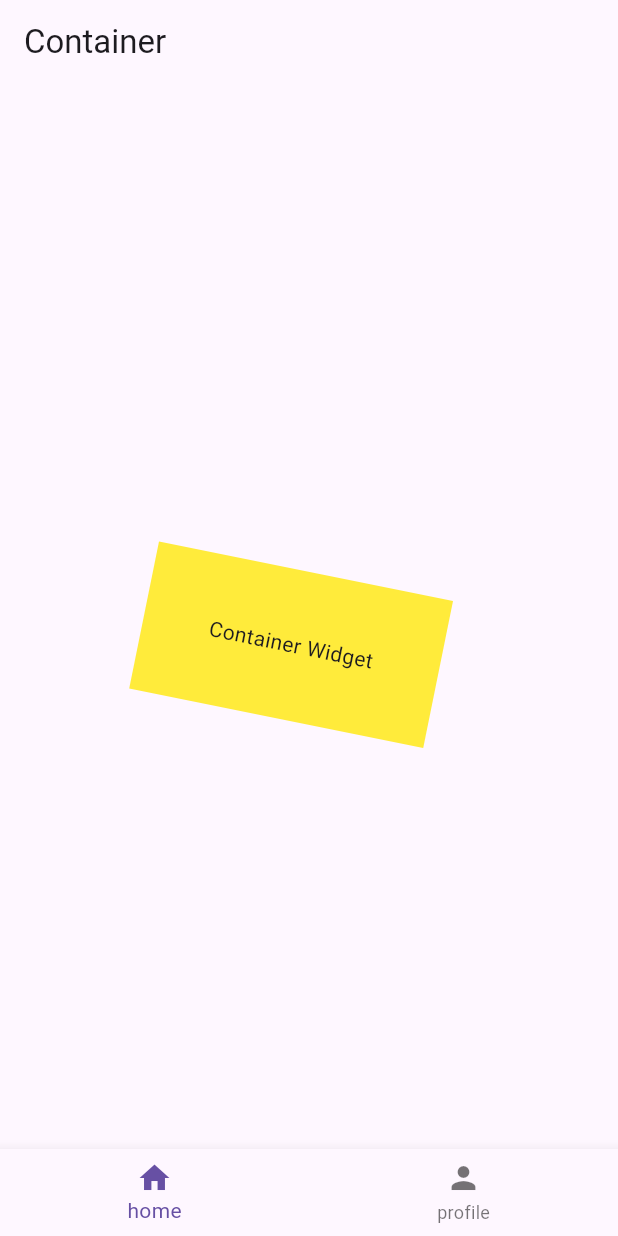
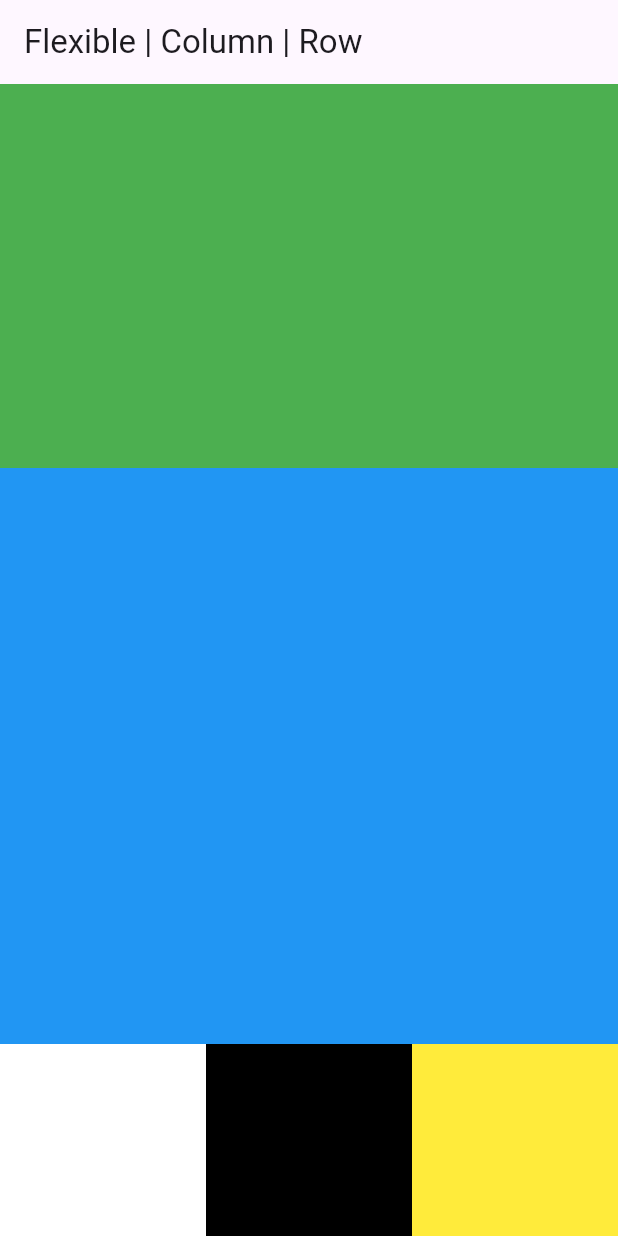
Before and after one commit to fajarakpdev/dasar-flutter, a Flutter app: the screen it shows after launch, on a phone screen of 412 x 824 dp. Run offline on Flutter 3.47's test engine with Material 3 defaults, Android fonts, the phone set to English and light mode, and no system bars.

Commit message:
belajar flexible row column

```diff
--- a/lib/dasar/home01.dart
+++ b/lib/dasar/home01.dart
@@ -7,21 +7,52 @@ class Home01 extends StatelessWidget {
   Widget build(BuildContext context) {
     return Scaffold(
       appBar: AppBar(
-        title: const Text('Container'),
+        title: const Text('Flexible | Column | Row'),
       ),
-      body: Center(
-          child: Container(
-        color: Colors.yellow,
-        height: 100,
-        width: 200,
-        child: const Text('Container Widget'),
-        alignment: Alignment.center,
-        transform: Matrix4.rotationZ(0.2),
-      )),
-      bottomNavigationBar: BottomNavigationBar(items: const [
-        BottomNavigationBarItem(icon: Icon(Icons.home), label: 'home'),
-        BottomNavigationBarItem(icon: Icon(Icons.person), label: 'profile'),
-      ]),
+      body: Column(
+        children: [
+          Flexible(
+            flex: 2,
+            child: Container(
+              color: Colors.green,
+            ),
+          ),
+          Flexible(
+            flex: 3,
+            child: Container(
+              color: Colors.blue,
+            ),
+          ),
+          Flexible(
+            flex: 1,
+            child: Container(
+              color: Colors.red,
+              child: Row(
+                children: [
+                  Flexible(
+                    flex: 1,
+                    child: Container(
+                      color: Colors.white,
+                    ),
+                  ),
+                  Flexible(
+                    flex: 1,
+                    child: Container(
+                      color: Colors.black,
+                    ),
+                  ),
+                  Flexible(
+                    flex: 1,
+                    child: Container(
+                      color: Colors.yellow,
+                    ),
+                  ),
+                ],
+              ),
+            ),
+          ),
+        ],
+      ),
     );
   }
 }
```
